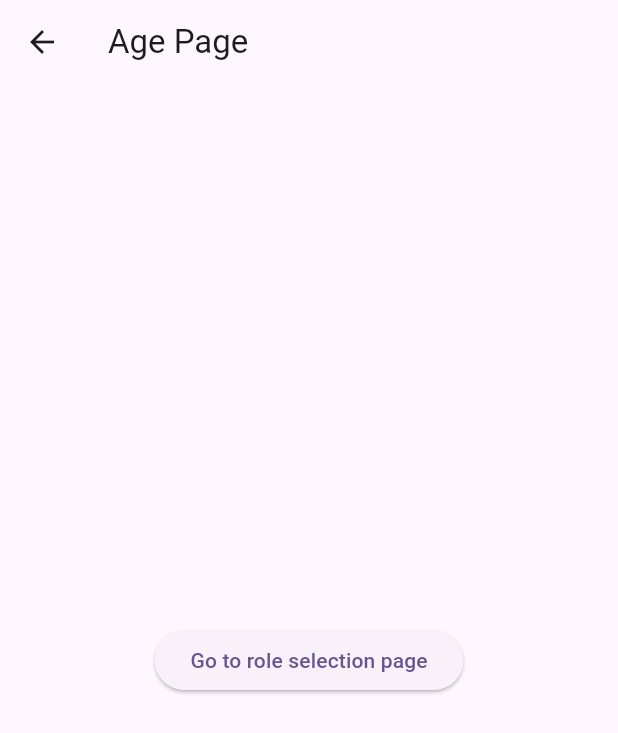
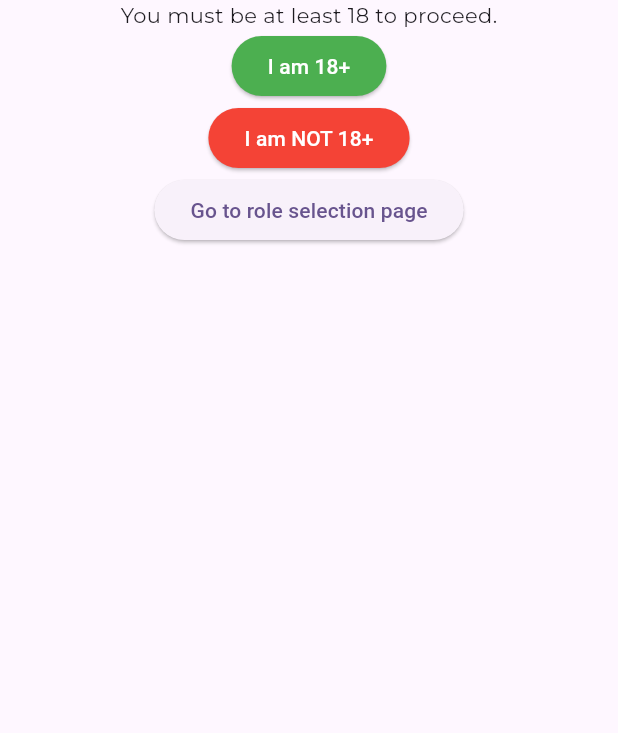
Before and after one commit to UCI-191-VirtuRealty-Visionaries/Centero, a Flutter app: the AgePage screen opened directly, on a phone screen of 412 x 824 dp. Shown: the top 733 px of the screen. Run offline on Flutter 3.47's test engine with Material 3 defaults, Android fonts, the phone set to English and light mode, and no system bars; our stand-ins replace cloud_firestore, cloud_functions, firebase_auth, firebase_core, flutter_svg, go_router and 1 more; accounts and stored records are empty.

Commit message:
Add basic text and buttons
- Add header text and success/return buttons
- Move navigate button to end of page

```diff
--- a/frontend/centero/lib/pages/age.dart
+++ b/frontend/centero/lib/pages/age.dart
@@ -1,15 +1,31 @@
+import 'package:centero/widgets/button_danger.dart';
+import 'package:centero/widgets/button_primary.dart';
 import 'package:flutter/material.dart';
 import 'role_selection.dart';
 
 class AgePage extends StatelessWidget {
   @override
   Widget build(BuildContext context) {
-    return Scaffold(
-      appBar: AppBar(
-        title: Text('Age Page'),
+    // ----- Widgets -----
+
+    final headerText = Text(
+      'You must be at least 18 to proceed.',
+      style: TextStyle(
+        fontFamily: 'Montserrat',
       ),
-      body: Center(
-        child: ElevatedButton(
+    );
+
+    final btnProceed = ButtonPrimary(
+      onPressed: () {},
+      child: Text('I am 18+'),
+    );
+
+    final btnReturn = ButtonDanger(
+      onPressed: () {},
+      child: Text('I am NOT 18+'),
+    );
+
+    final navigateToNextPage = ElevatedButton(
       child: Text('Go to role selection page'),
       onPressed: () {
         Navigator.push(
@@ -17,7 +33,20 @@ class AgePage extends StatelessWidget {
           MaterialPageRoute(builder: (context) => RoleSelectionPage()),
         );
       },
-        ),  //Hi Michelle
+    );
+
+    // ----- Structure -----
+
+    return Scaffold(
+      body: Center(
+        child: Column(
+          children: [
+            headerText,
+            btnProceed,
+            btnReturn,
+            navigateToNextPage,
+          ],
+        ),
       ),
     );
   }
```
Lines whose indentation alone changed are shown as unchanged.
